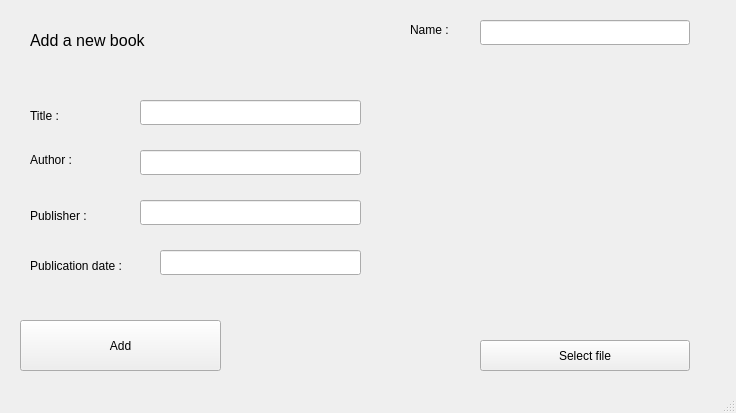
This is src/GUI/ui/BookWin.ui in itlab-vision/openvino-smart-library as Qt 5 draws it before an edit. The edited form follows.
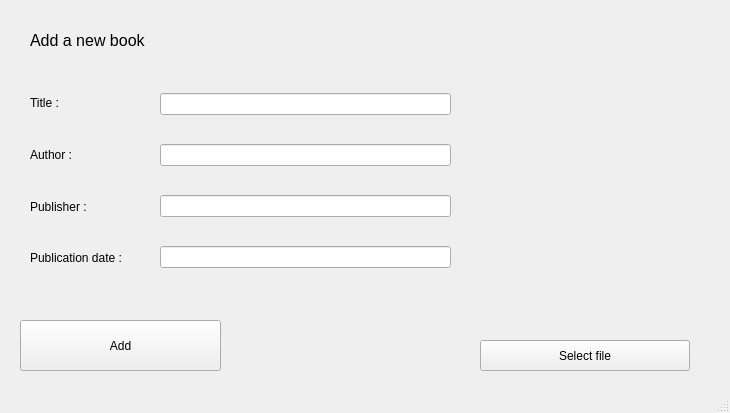
This is the edited form.

The edit to the form file:
```diff
--- a/src/GUI/ui/BookWin.ui
+++ b/src/GUI/ui/BookWin.ui
@@ -6,7 +6,7 @@
    <rect>
     <x>0</x>
     <y>0</y>
-    <width>736</width>
+    <width>730</width>
     <height>413</height>
    </rect>
   </property>
@@ -38,98 +38,6 @@
      <string>Add a new book</string>
     </property>
    </widget>
-   <widget class="QLabel" name="label_2">
-    <property name="geometry">
-     <rect>
-      <x>30</x>
-      <y>100</y>
-      <width>61</width>
-      <height>31</height>
-     </rect>
-    </property>
-    <property name="text">
-     <string>Title :</string>
-    </property>
-   </widget>
-   <widget class="QLabel" name="label_3">
-    <property name="geometry">
-     <rect>
-      <x>30</x>
-      <y>150</y>
-      <width>68</width>
-      <height>19</height>
-     </rect>
-    </property>
-    <property name="text">
-     <string>Author :</string>
-    </property>
-   </widget>
-   <widget class="QLabel" name="label_4">
-    <property name="geometry">
-     <rect>
-      <x>30</x>
-      <y>200</y>
-      <width>101</width>
-      <height>31</height>
-     </rect>
-    </property>
-    <property name="text">
-     <string>Publisher :</string>
-    </property>
-   </widget>
-   <widget class="QLabel" name="label_5">
-    <property name="geometry">
-     <rect>
-      <x>30</x>
-      <y>250</y>
-      <width>131</width>
-      <height>31</height>
-     </rect>
-    </property>
-    <property name="text">
-     <string>Publication date :</string>
-    </property>
-   </widget>
-   <widget class="QLineEdit" name="lineEdit_title">
-    <property name="geometry">
-     <rect>
-      <x>140</x>
-      <y>100</y>
-      <width>221</width>
-      <height>25</height>
-     </rect>
-    </property>
-   </widget>
-   <widget class="QLineEdit" name="lineEdit_author">
-    <property name="geometry">
-     <rect>
-      <x>140</x>
-      <y>150</y>
-      <width>221</width>
-      <height>25</height>
-     </rect>
-    </property>
-   </widget>
-   <widget class="QLineEdit" name="lineEdit_publisher">
-    <property name="geometry">
-     <rect>
-      <x>140</x>
-      <y>200</y>
-      <width>221</width>
-      <height>25</height>
-     </rect>
-    </property>
-   </widget>
-   <widget class="QLineEdit" name="lineEdit_date">
-    <property name="geometry">
-     <rect>
-      <x>160</x>
-      <y>250</y>
-      <width>201</width>
-      <height>25</height>
-     </rect>
-    </property>
-   </widget>
    <widget class="QPushButton" name="pushButton_add">
     <property name="geometry">
      <rect>
@@ -169,28 +77,69 @@
      <string/>
     </property>
    </widget>
-   <widget class="QLabel" name="label_7">
+   <widget class="QWidget" name="">
     <property name="geometry">
      <rect>
-      <x>410</x>
-      <y>20</y>
-      <width>68</width>
-      <height>19</height>
+      <x>160</x>
+      <y>70</y>
+      <width>291</width>
+      <height>221</height>
      </rect>
     </property>
-    <property name="text">
-     <string>Name :</string>
-    </property>
+    <layout class="QVBoxLayout" name="verticalLayout">
+     <item>
+      <widget class="QLineEdit" name="lineEdit_title"/>
+     </item>
+     <item>
+      <widget class="QLineEdit" name="lineEdit_author"/>
+     </item>
+     <item>
+      <widget class="QLineEdit" name="lineEdit_publisher"/>
+     </item>
+     <item>
+      <widget class="QLineEdit" name="lineEdit_date"/>
+     </item>
+    </layout>
    </widget>
-   <widget class="QLineEdit" name="lineEdit_name">
+   <widget class="QWidget" name="">
     <property name="geometry">
      <rect>
-      <x>480</x>
-      <y>20</y>
-      <width>210</width>
-      <height>25</height>
+      <x>30</x>
+      <y>80</y>
+      <width>121</width>
+      <height>201</height>
      </rect>
     </property>
+    <layout class="QVBoxLayout" name="verticalLayout_2">
+     <item>
+      <widget class="QLabel" name="label_2">
+       <property name="text">
+        <string>Title :</string>
+       </property>
+      </widget>
+     </item>
+     <item>
+      <widget class="QLabel" name="label_3">
+       <property name="text">
+        <string>Author :</string>
+       </property>
+      </widget>
+     </item>
+     <item>
+      <widget class="QLabel" name="label_4">
+       <property name="text">
+        <string>Publisher :</string>
+       </property>
+      </widget>
+     </item>
+     <item>
+      <widget class="QLabel" name="label_5">
+       <property name="text">
+        <string>Publication date :</string>
+       </property>
+      </widget>
+     </item>
+    </layout>
    </widget>
   </widget>
   <widget class="QStatusBar" name="statusbar"/>
```
